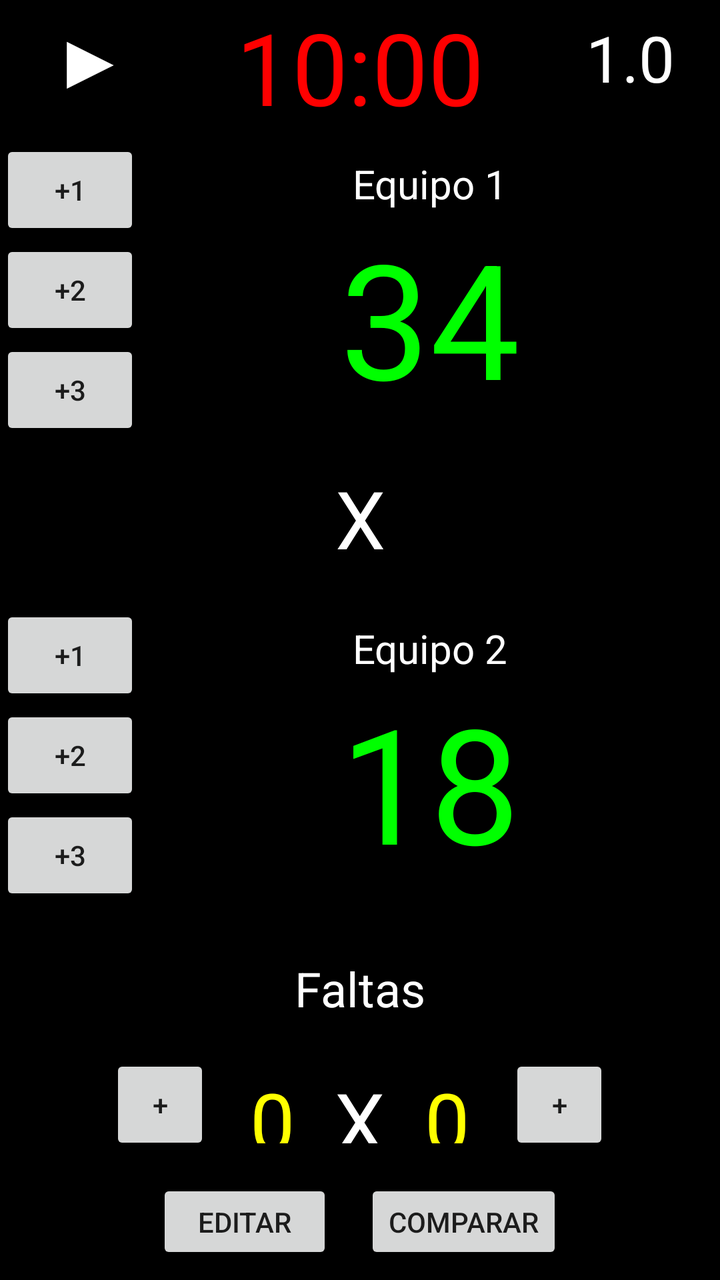
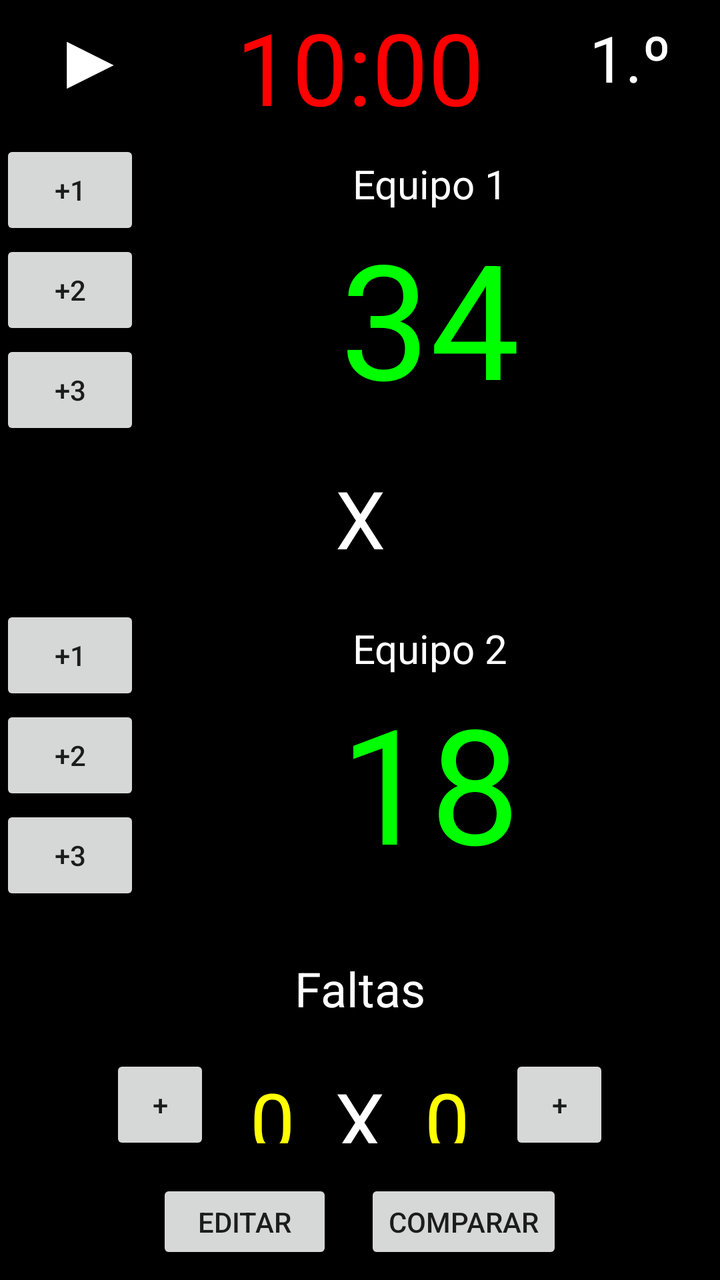

Before-and-after screenshots of an Android layout around one commit, followed by the original layout XML and the change that was made.
<!-- AndroidManifest.xml: activity theme Theme.Pantallas -->
<!-- res/layout/activity_main.xml -->
<?xml version="1.0" encoding="utf-8"?>
<LinearLayout xmlns:android="http://schemas.android.com/apk/res/android"
    android:orientation="vertical"
    android:layout_width="match_parent"
    android:layout_height="match_parent"
    android:background="@color/black">

    <LinearLayout
        android:layout_width="match_parent"
        android:layout_height="0dp"
        android:layout_weight="1"
        android:orientation="horizontal"
        android:gravity="center_vertical">

        <Button
            android:layout_width="0dp"
            android:layout_height="wrap_content"
            android:layout_weight="1"
            android:text="▶"
            android:textColor="#FFFFFF"
            android:textSize="40sp"
            android:background="@color/black"
            />

        <TextView
            android:layout_width="0dp"
            android:layout_height="wrap_content"
            android:layout_weight="2"
            android:text="10:00"
            android:textColor="#FF0000"
            android:textSize="50sp"
            android:gravity="center" />

        <TextView
            android:layout_width="0dp"
            android:layout_height="wrap_content"
            android:layout_weight="1"
            android:text="1.0"
            android:textColor="#FFFFFF"
            android:textSize="32sp"
            android:gravity="center" />
    </LinearLayout>

    <LinearLayout
        android:layout_width="match_parent"
        android:layout_height="0dp"
        android:layout_weight="3"
        android:orientation="horizontal"
        android:gravity="center">

        <LinearLayout
            android:layout_width="wrap_content"
            android:layout_height="wrap_content"
            android:orientation="vertical">

            <Button
                android:layout_width="70dp"
                android:layout_height="50dp"
                android:text="+1" />

            <Button
                android:layout_width="70dp"
                android:layout_height="50dp"
                android:text="+2" />

            <Button
                android:layout_width="70dp"
                android:layout_height="50dp"
                android:text="+3" />
        </LinearLayout>

        <LinearLayout
            android:layout_width="match_parent"
            android:layout_height="wrap_content"
            android:gravity="center"
            android:orientation="vertical">

            <TextView
                android:layout_width="match_parent"
                android:layout_height="wrap_content"
                android:gravity="center"
                android:text="Equipo 1"
                android:textColor="@color/white"
                android:textSize="20sp"/>

            <TextView
                android:layout_width="match_parent"
                android:layout_height="wrap_content"
                android:layout_weight="1"
                android:gravity="center"
                android:text="34"
                android:textColor="#0F0"
                android:textSize="80sp" />
        </LinearLayout>
    </LinearLayout>
    <LinearLayout
        android:layout_width="match_parent"
        android:layout_height="0dp"
        android:layout_weight="1"
        android:orientation="horizontal">

        <TextView
            android:layout_width="match_parent"
            android:layout_height="wrap_content"
            android:text="X"
            android:textColor="#FFF"
            android:gravity="center"
            android:textSize="40sp"/>
    </LinearLayout>
    <LinearLayout
        android:layout_width="match_parent"
        android:layout_height="0dp"
        android:layout_weight="3"
        android:orientation="horizontal"
        android:gravity="center">

        <LinearLayout
            android:layout_width="wrap_content"
            android:layout_height="wrap_content"
            android:orientation="vertical">

            <Button
                android:layout_width="70dp"
                android:layout_height="50dp"
                android:text="+1" />

            <Button
                android:layout_width="70dp"
                android:layout_height="50dp"
                android:text="+2" />

            <Button
                android:layout_width="70dp"
                android:layout_height="50dp"
                android:text="+3" />
        </LinearLayout>

        <LinearLayout
            android:layout_width="match_parent"
            android:layout_height="wrap_content"
            android:gravity="center"
            android:orientation="vertical">

            <TextView
                android:layout_width="match_parent"
                android:layout_height="wrap_content"
                android:gravity="center"
                android:text="Equipo 2"
                android:textSize="20sp"
                android:textColor="@color/white"/>

            <TextView
                android:layout_width="match_parent"
                android:layout_height="wrap_content"
                android:layout_weight="1"
                android:gravity="center"
                android:text="18"
                android:textColor="#0F0"
                android:textSize="80sp" />
        </LinearLayout>
    </LinearLayout>

    <LinearLayout
        android:layout_width="match_parent"
        android:layout_height="0dp"
        android:layout_weight="1"
        android:orientation="vertical"
        android:gravity="center">

        <TextView
            android:layout_width="wrap_content"
            android:layout_height="wrap_content"
            android:text="Faltas"
            android:textColor="#FFFFFF"
            android:textSize="24sp" />

    </LinearLayout>
    <LinearLayout
        android:layout_width="match_parent"
        android:layout_height="0dp"
        android:layout_weight="1"
        android:orientation="horizontal"
        android:gravity="center">

        <Button
            android:layout_width="50dp"
            android:layout_height="50dp"
            android:text="+"
            android:layout_margin="10dp"/>

        <TextView
            android:layout_width="wrap_content"
            android:layout_height="wrap_content"
            android:text="0"
            android:textColor="#FFFF00"
            android:textSize="40sp"
            android:layout_margin="10dp"/>

        <TextView
            android:layout_width="wrap_content"
            android:layout_height="wrap_content"
            android:text="X"
            android:textColor="#FFFFFF"
            android:textSize="40sp"
            android:layout_margin="10dp"/>

        <TextView
            android:layout_width="wrap_content"
            android:layout_height="wrap_content"
            android:text="0"
            android:textColor="#FFFF00"
            android:textSize="40sp"
            android:layout_margin="10dp"/>

        <Button
            android:layout_width="50dp"
            android:layout_height="50dp"
            android:text="+"
            android:layout_margin="10dp"/>
    </LinearLayout>

    <LinearLayout
        android:layout_width="match_parent"
        android:layout_height="0dp"
        android:layout_weight="1"
        android:orientation="horizontal"
        android:gravity="center">

        <Button
            android:layout_width="wrap_content"
            android:layout_height="wrap_content"
            android:text="EDITAR"
            android:layout_margin="8dp"/>

        <Button
            android:layout_width="wrap_content"
            android:layout_height="wrap_content"
            android:text="COMPARAR"
            android:layout_margin="8dp"/>

    </LinearLayout>
</LinearLayout>
<!-- resources referenced by this layout -->
<resources>
  <color name="black">#FF000000</color>
  <color name="white">#FFFFFFFF</color>
  <style name="Theme.Pantallas" parent="android:Theme.Material.Light.NoActionBar" />
</resources>

<!-- the commit's change to res/layout/activity_main.xml (unified diff, before → after) -->
@@ -35,7 +35,7 @@
             android:layout_width="0dp"
             android:layout_height="wrap_content"
             android:layout_weight="1"
-            android:text="1.0"
+            android:text="1.º"
             android:textColor="#FFFFFF"
             android:textSize="32sp"
             android:gravity="center" />
